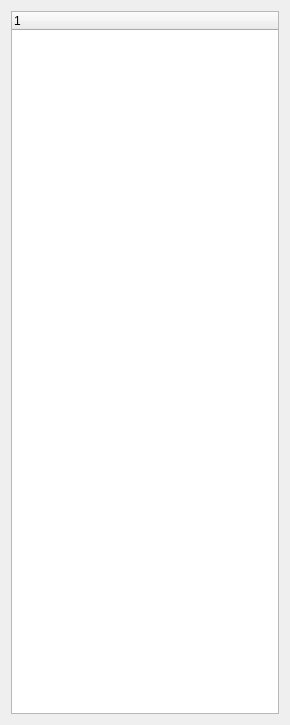
Above: designer/ui_table_tree.ui from neutrons/addie before the change. Below: the same form after it.
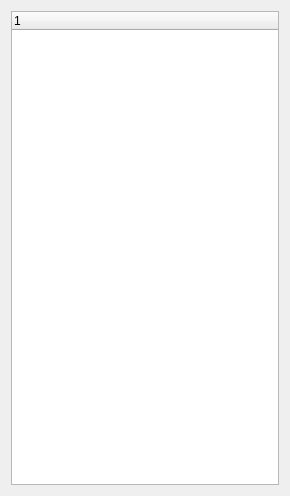
That is the form after the change.

Commit message: tree is now showing up in master table tab

```diff
--- a/designer/ui_table_tree.ui
+++ b/designer/ui_table_tree.ui
@@ -7,7 +7,7 @@
     <x>0</x>
     <y>0</y>
     <width>290</width>
-    <height>725</height>
+    <height>496</height>
    </rect>
   </property>
   <property name="sizePolicy">
```
The commit also changes 1 other file.
